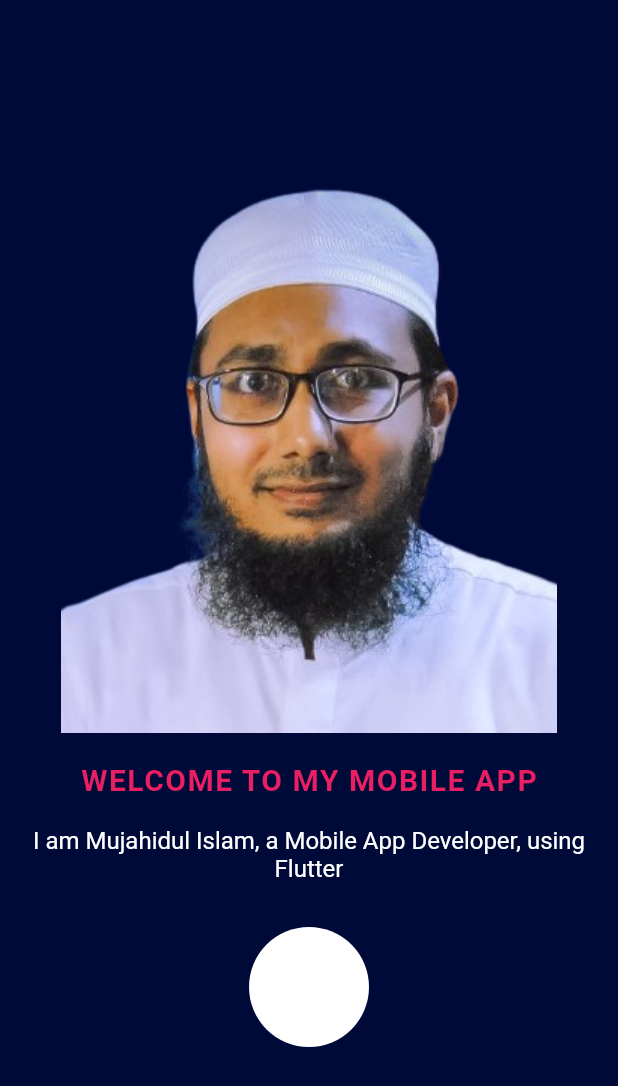
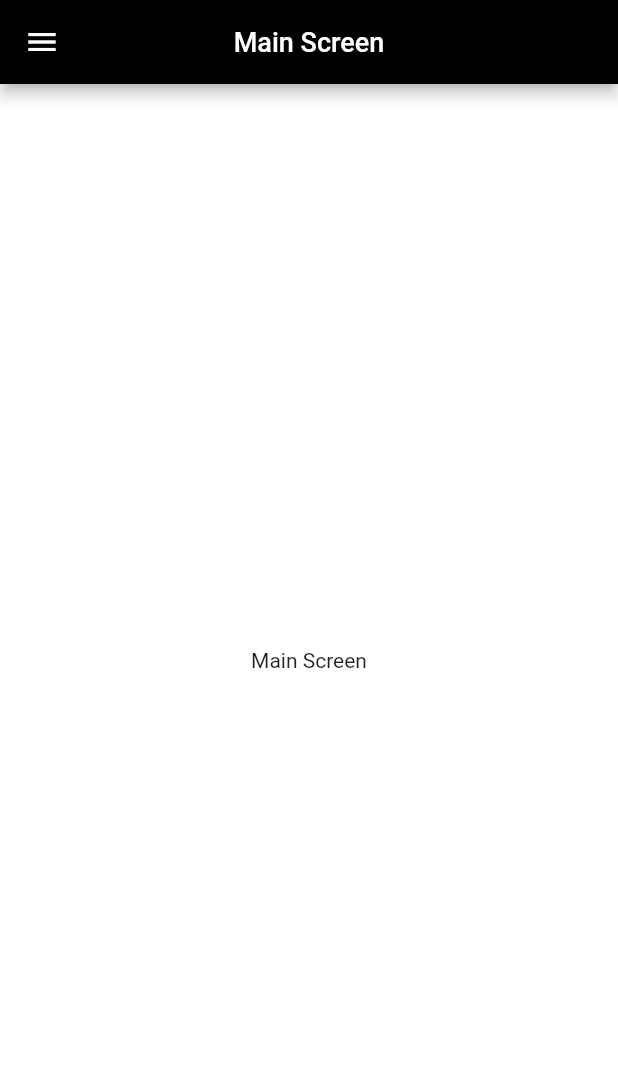
Before and after one commit to MUJAHID-WEB/sampleapp, a Flutter app: the screen it shows after launch, on a phone screen of 412 x 824 dp. Shown: the top 1086 px of the screen. Run offline on Flutter 3.47's test engine with Material 2 defaults, Android fonts, the phone set to English and light mode, and no system bars; drawn by our look-alikes of concentric_transition, flutter_zoom_drawer; our stand-ins replace animated_splash_screen, animated_theme_switcher, clay_containers, curved_navigation_bar, font_awesome_flutter, get and 7 more; accounts and stored records are empty.

Commit message:
zoom drawer

```diff
--- a/lib/main.dart
+++ b/lib/main.dart
@@ -5,6 +5,8 @@ import 'package:animated_theme_switcher/animated_theme_switcher.dart';
 import 'package:portfolio/themes.dart';
 import 'package:portfolio/utils/user_preferences.dart';
 import 'package:get/get.dart';
+
+import 'zoomdrawer/drawer_screen.dart';
 
 Future main() async {
   WidgetsFlutterBinding.ensureInitialized();
@@ -42,8 +44,8 @@ class _MyAppState extends State<MyApp> {
           debugShowCheckedModeBanner: false,
           //theme: ThemeProvider.of(context),
           title: MyApp.title,
-          home: SplashScreen(),
-          // home: SlideNav(),
+          //home: SplashScreen(),
+          home: DrawerScreen(),
         ),
       ),
     );
--- /dev/null
+++ b/lib/zoomdrawer/drawer_screen.dart
@@ -0,0 +1,49 @@
+import 'package:flutter/material.dart';
+import 'package:flutter_zoom_drawer/config.dart';
+import 'package:flutter_zoom_drawer/flutter_zoom_drawer.dart';
+import 'package:portfolio/zoomdrawer/main_screen.dart';
+
+import 'menu_screen.dart';
+
+class DrawerScreen extends StatefulWidget {
+  const DrawerScreen({Key? key}) : super(key: key);
+
+  @override
+  State<DrawerScreen> createState() => _DrawerScreenState();
+}
+
+class _DrawerScreenState extends State<DrawerScreen> {
+  final zoomDrawerController = ZoomDrawerController();
+  void toggleDrawer() {
+    print("Toggle drawer");
+    zoomDrawerController.toggle?.call();
+    //update();
+  }
+  //   zoomDrawerController.open();
+  //   zoomDrawerController.close();
+  //   zoomDrawerController.toggle();
+  //   zoomDrawerController.isOpen();
+  //   zoomDrawerController.stateNotifier;
+
+  @override
+  Widget build(BuildContext context) {
+    return ZoomDrawer(
+      controller: zoomDrawerController,
+      menuScreen: const MenuScreen(),
+      mainScreen: const MainScreen(),
+      showShadow: true,
+      //moveMenuScreen: true,
+      borderRadius: 24.0,
+      style: DrawerStyle.defaultStyle,
+      angle: 0.0,
+      isRtl: true,
+      drawerShadowsBackgroundColor: Colors.grey.shade300,
+      slideWidth: MediaQuery.of(context).size.width * 0.70,
+      // slideWidth: MediaQuery.of(context).size.width *
+      //       (ZoomDrawer.isRTL() ? .45 : 0.65),
+      openCurve: Curves.fastOutSlowIn,
+      closeCurve: Curves.bounceIn,
+      //mainScreenTapClose:
+    );
+  }
+}
--- /dev/null
+++ b/lib/zoomdrawer/main.dart
@@ -0,0 +1,23 @@
+import 'package:flutter/material.dart';
+import 'package:portfolio/zoomdrawer/drawer_screen.dart';
+
+void main() {
+  runApp(const MyApp());
+}
+
+class MyApp extends StatelessWidget {
+  const MyApp({Key? key}) : super(key: key);
+
+  // This widget is the root of your application.
+  @override
+  Widget build(BuildContext context) {
+    return MaterialApp(
+      debugShowCheckedModeBanner: false,
+      title: 'Flutter Zoom Drawer',
+      theme: ThemeData(
+        primarySwatch: Colors.blue,
+      ),
+      home: const DrawerScreen(),
+    );
+  }
+}
--- /dev/null
+++ b/lib/zoomdrawer/main_screen.dart
@@ -0,0 +1,43 @@
+import 'package:flutter/material.dart';
+import 'package:flutter_zoom_drawer/flutter_zoom_drawer.dart';
+
+class MainScreen extends StatefulWidget {
+  const MainScreen({Key? key}) : super(key: key);
+
+  @override
+  State<MainScreen> createState() => _MainScreenState();
+}
+
+class _MainScreenState extends State<MainScreen> {
+  @override
+  Widget build(BuildContext context) {
+    return Scaffold(
+      backgroundColor: Colors.white,
+
+      appBar: AppBar(
+        backgroundColor: Colors.black,
+        leading: IconButton(
+          onPressed: (){
+            if (ZoomDrawer.of(context)!.isOpen()) {
+              ZoomDrawer.of(context)!.close();
+            } else {
+              ZoomDrawer.of(context)!.open();
+            }
+          },
+          icon: const Icon(Icons.menu, color: Colors.white,),
+        ),
+        centerTitle: true,
+        title: const Text('Main Screen',
+          style: TextStyle(
+            fontSize: 18.0,
+            color: Colors.white,
+          ),
+        ),
+      ),
+
+      body: const Center(
+        child: Text('Main Screen'),
+      ),
+    );
+  }
+}
--- a/pubspec.yaml
+++ b/pubspec.yaml
@@ -58,6 +58,7 @@ dependencies:
   introduction_screen:
   dots_indicator:
   collection:
+  curved_navigation_bar: ^1.0.3
 
   # pick image
   image_picker:
@@ -65,7 +66,7 @@ dependencies:
   # store image
   path_provider:
   flutter_settings_screens:
-  flutter_zoom_drawer: ^2.1.1
+  flutter_zoom_drawer: ^3.0.3
 
 
 dev_dependencies:
```
Also changed, not shown: lib/page/profile_page.dart (+85 -3 lines), lib/zoomdrawer/menu_screen.dart (added, +34 -0 lines), pubspec.lock.
